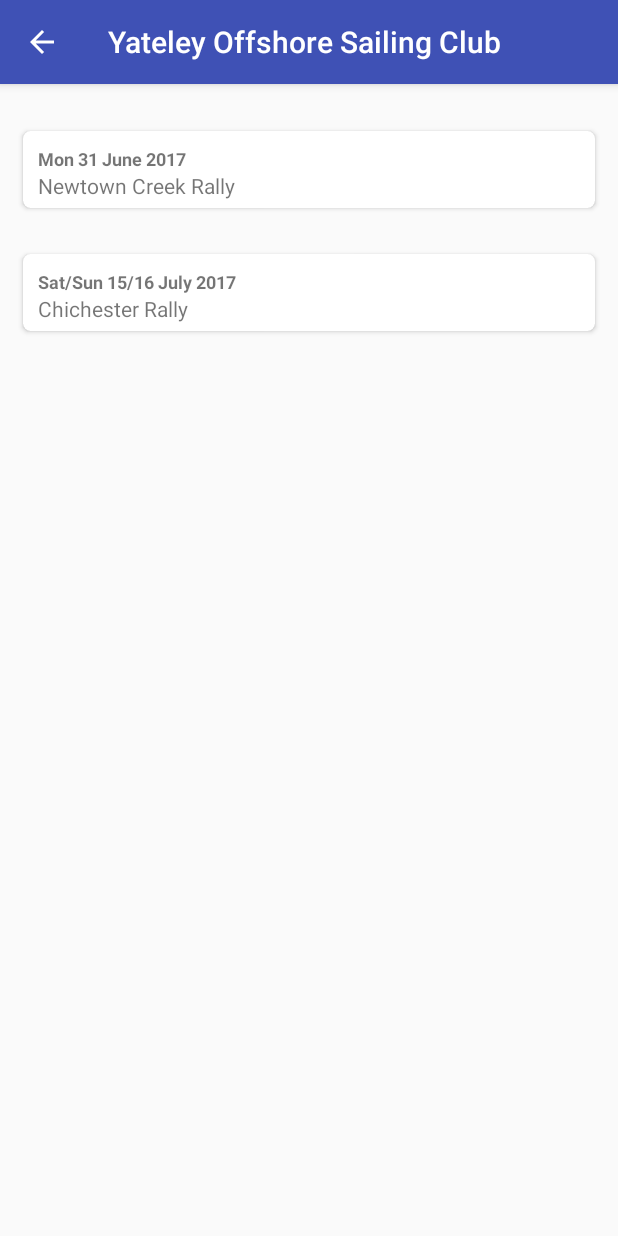
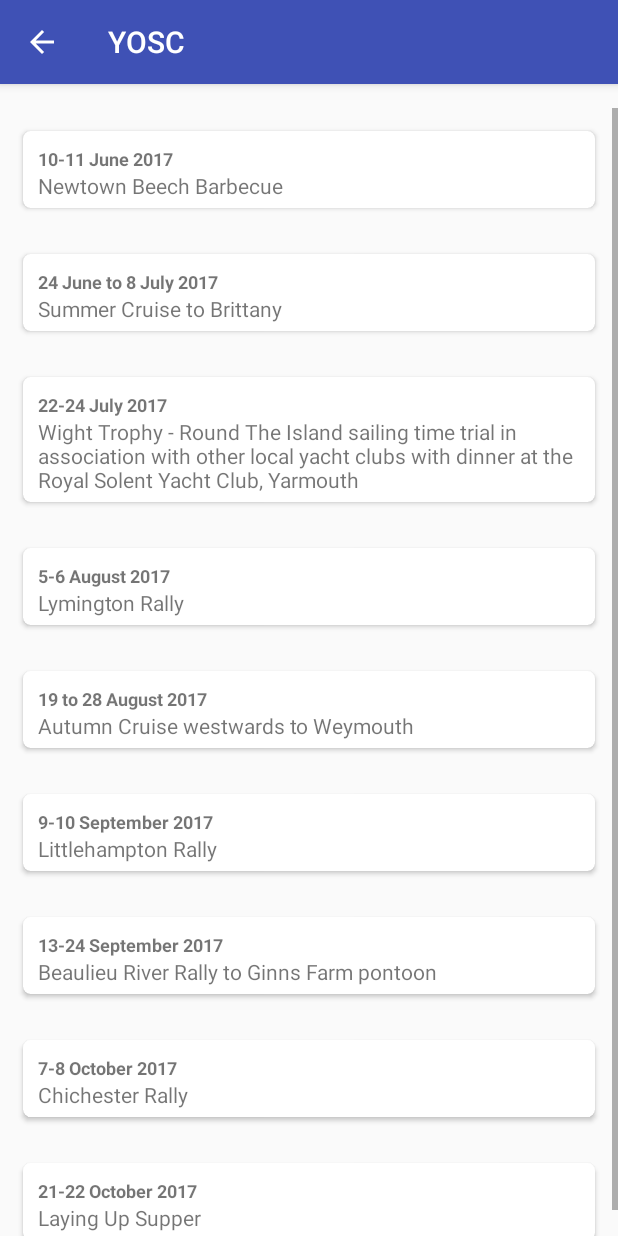
Before and after one commit to Brian-Gilliatt/YOSC, an Android app: the screen it shows after launch (SailingEventsActivity), after a tap on "Sailing", on a phone screen of 412 x 824 dp. Run offline under Robolectric (Android 15) with nearby library versions, the phone set to English and light mode, and no system bars; pictures from the network do not load; 2 other taps on this screen came first.

Commit message:
Improved main screen layout, improved nav drawer colours and added all this seasons sailing events

```diff
--- a/app/src/main/java/uk/org/yosc/yosc/MainActivity.java
+++ b/app/src/main/java/uk/org/yosc/yosc/MainActivity.java
@@ -5,8 +5,6 @@
 
 import android.net.Uri;
 import android.os.Bundle;
-import android.support.design.widget.FloatingActionButton;
-import android.support.design.widget.Snackbar;
 
 import android.support.design.widget.NavigationView;
 
@@ -17,23 +15,24 @@
 //import android.support.v7.app.ActionBar;
 import android.support.v7.app.AppCompatActivity;
 import android.support.v7.app.ActionBarDrawerToggle;
-import android.support.v7.widget.Toolbar;
 import android.view.Menu;
 import android.view.MenuItem;
-import android.view.View;
 
 public class MainActivity extends AppCompatActivity
         implements NavigationView.OnNavigationItemSelectedListener {
 
-
+    private ActionBarDrawerToggle mDrawerToggle;
 
     @Override
     protected void onCreate(Bundle savedInstanceState) {
         super.onCreate(savedInstanceState);
         setContentView(R.layout.activity_main);
-        Toolbar toolbar = (Toolbar) findViewById(R.id.toolbar);
+//        Toolbar toolbar = (Toolbar) findViewById(R.id.toolbar);
 //        setSupportActionBar(toolbar);
 
+        android.support.v7.app.ActionBar ab = getSupportActionBar();
+        getSupportActionBar().setDisplayHomeAsUpEnabled(true);
+/*
         FloatingActionButton fab = (FloatingActionButton) findViewById(R.id.fab);
         fab.setOnClickListener(new View.OnClickListener() {
             @Override
@@ -42,12 +41,13 @@
                         .setAction("Action", null).show();
             }
         });
+*/
+        DrawerLayout drawer = (DrawerLayout) findViewById(R.id.drawer_layout);
 
-        DrawerLayout drawer = (DrawerLayout) findViewById(R.id.drawer_layout);
-        ActionBarDrawerToggle toggle = new ActionBarDrawerToggle(
-                this, drawer, toolbar, R.string.navigation_drawer_open, R.string.navigation_drawer_close);
-        drawer.setDrawerListener(toggle);
-        toggle.syncState();
+        mDrawerToggle = new ActionBarDrawerToggle(
+                this, drawer,  R.string.navigation_drawer_open, R.string.navigation_drawer_close);
+        drawer.setDrawerListener(mDrawerToggle);
+        mDrawerToggle.syncState();
 
         NavigationView navigationView = (NavigationView) findViewById(R.id.nav_view);
         navigationView.setNavigationItemSelectedListener(this);
@@ -55,6 +55,7 @@
 
 
     }
+
 
     @Override
     public void onBackPressed() {
@@ -82,6 +83,10 @@
 
         //noinspection SimplifiableIfStatement
         if (id == R.id.action_settings) {
+            return true;
+        }
+
+        if (mDrawerToggle.onOptionsItemSelected(item)) {
             return true;
         }
 
--- a/app/src/main/java/uk/org/yosc/yosc/SailingEventsActivity.java
+++ b/app/src/main/java/uk/org/yosc/yosc/SailingEventsActivity.java
@@ -50,10 +50,31 @@
     private void prepareEvents() {
 
 
-        Event a = new Event("Mon 31 June 2017", "Newtown Creek Rally");
+        Event a = new Event("10-11 June 2017", "Newtown Beech Barbecue");
         eventList.add(a);
 
-        a = new Event("Sat/Sun 15/16 July 2017", "Chichester Rally");
+        a = new Event("24 June to 8 July 2017", "Summer Cruise to Brittany");
+        eventList.add(a);
+
+        a = new Event("22-24 July 2017", "Wight Trophy - Round The Island sailing time trial in association with other local yacht clubs with dinner at the Royal Solent Yacht Club, Yarmouth");
+        eventList.add(a);
+
+        a = new Event("5-6 August 2017", "Lymington Rally");
+        eventList.add(a);
+
+        a = new Event("19 to 28 August 2017", "Autumn Cruise westwards to Weymouth");
+        eventList.add(a);
+
+        a = new Event("9-10 September 2017", "Littlehampton Rally");
+        eventList.add(a);
+
+        a = new Event("13-24 September 2017", "Beaulieu River Rally to Ginns Farm pontoon");
+        eventList.add(a);
+
+        a = new Event("7-8 October 2017", "Chichester Rally");
+        eventList.add(a);
+
+        a = new Event("21-22 October 2017", "Laying Up Supper");
         eventList.add(a);
 
         mAdapter.notifyDataSetChanged();
--- a/app/src/main/res/layout/activity_main.xml
+++ b/app/src/main/res/layout/activity_main.xml
@@ -13,6 +13,12 @@
         android:layout_width="match_parent"
         android:layout_height="match_parent" />
 
+    <!-- The main content view -->
+<!--    <RelativeLayout
+        android:id="@+id/mainContent"
+        android:layout_width="match_parent"
+        android:layout_height="match_parent" />  -->
+
     <android.support.design.widget.NavigationView
         android:id="@+id/nav_view"
         android:layout_width="wrap_content"
--- a/app/src/main/res/values/strings.xml
+++ b/app/src/main/res/values/strings.xml
@@ -1,5 +1,5 @@
 <resources>
-    <string name="app_name">Yateley Offshore Sailing Club</string>
+    <string name="app_name">YOSC</string>
 
     <string name="navigation_drawer_open">Open navigation drawer</string>
     <string name="navigation_drawer_close">Close navigation drawer</string>
```
Also changed, not shown: app/src/main/res/drawable/side_nav_bar.xml (+8 -1 lines), app/src/main/res/layout/app_bar_main.xml (+4 -5 lines).
